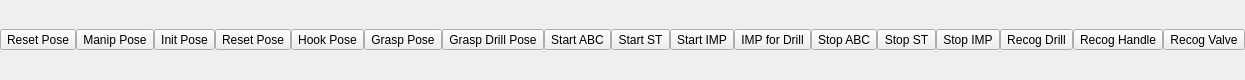
Before: the Qt Designer form jsk_2015_06_hrp_drc/drc_task_common/config/drc_teleop_interface.ui in jsk-ros-pkg/jsk_demos, drawn with Qt 5.
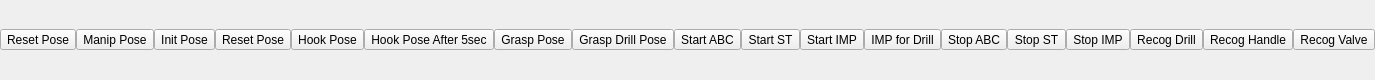
After: the same form once the commit is applied.

Commit message: add rviz button for hook pose after 5sec

Diff of the .ui file:
```diff
--- a/jsk_2015_06_hrp_drc/drc_task_common/config/drc_teleop_interface.ui
+++ b/jsk_2015_06_hrp_drc/drc_task_common/config/drc_teleop_interface.ui
@@ -89,6 +89,19 @@
               </property>
             </widget>
           </item>
+          <item>
+            <widget class="QToolButton" name="hand_hook_pose_after_5sec_button">
+              <property name="text">
+                <string>Hook Pose After 5sec</string>
+              </property>
+              <property name="iconSize">
+                <size>
+                  <width>80</width>
+                  <height>80</height>
+                </size>
+              </property>
+            </widget>
+          </item>
           <item>
             <widget class="QToolButton" name="hand_grasp_pose_button">
               <property name="text">
```
The commit also changes 2 other files.
